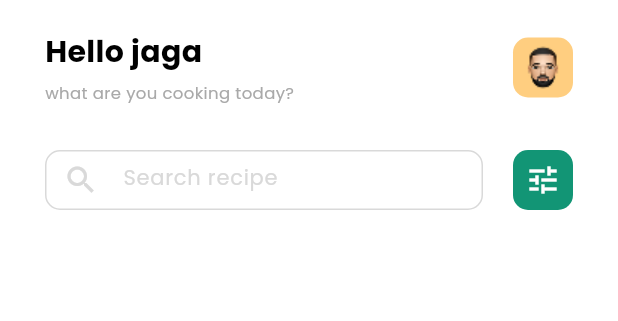
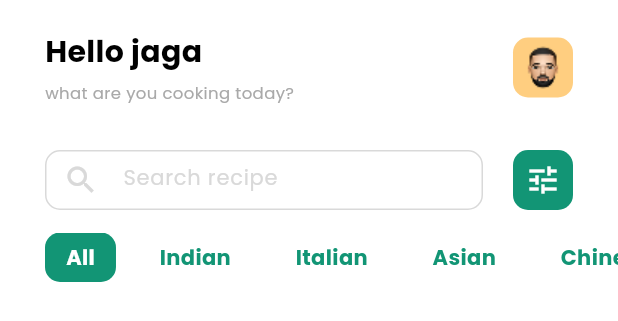
Before and after one commit to yooyeonhee/flutter_recipe, a Flutter app: the HomeScreen widget shown alone on an empty page, opened directly, on a phone screen of 412 x 824 dp. Shown: the top 321 px of the screen. Run offline on Flutter 3.47's test engine with Material 3 defaults, Android fonts, the phone set to English and light mode, and no system bars; our stand-ins replace get_it, go_router.

Commit message:
Feat: 메인 카테고리 탭 생성

```diff
--- a/lib/core/di/di_setup.dart
+++ b/lib/core/di/di_setup.dart
@@ -11,6 +11,7 @@ import 'package:recipe_flutter/domain/repository/recent_search_recipe_repository
 import 'package:recipe_flutter/domain/repository/recipe_repository.dart';
 import 'package:recipe_flutter/domain/use_case/get_saved_recipes_use_case.dart';
 import 'package:recipe_flutter/domain/use_case/search_recipes_use_case.dart';
+import 'package:recipe_flutter/presentation/home/home_view_model.dart';
 import 'package:recipe_flutter/presentation/saved_recipes/saved_recipes_view_model.dart';
 import 'package:recipe_flutter/presentation/search/search_view_model.dart';
 
@@ -58,4 +59,7 @@ void diSetup() {
       searchRecipesUseCase: getIt(),
     ),
   );
+  getIt.registerFactory<HomeViewModel>(
+    () => HomeViewModel(),
+  );
 }
--- /dev/null
+++ b/lib/core/presentation/components/recipe_category_selector.dart
@@ -0,0 +1,24 @@
+import 'package:flutter/material.dart';
+import 'package:recipe_flutter/core/presentation/components/tabs.dart';
+
+class RecipeCategorySelector extends StatelessWidget {
+  final List<String> categories;
+  final String selectedCategory;
+  final void Function(String category) onSelectedCategory;
+
+  const RecipeCategorySelector({
+    super.key,
+    required this.categories,
+    required this.onSelectedCategory,
+    required this.selectedCategory,
+  });
+
+  @override
+  Widget build(BuildContext context) {
+    return Tabs(
+      labels: categories,
+      selectedTab: 'All',
+      onChangeTab: (String tab) {},
+    );
+  }
+}
--- a/lib/core/presentation/components/tabs.dart
+++ b/lib/core/presentation/components/tabs.dart
@@ -4,38 +4,39 @@ import 'package:recipe_flutter/ui/text_styles.dart';
 
 class Tabs extends StatelessWidget {
   final List<String> labels;
-  final int selectedIndex;
+  final String selectedTab;
   final double gap;
-  final void Function(int index) onChangeTab;
+  final void Function(String tab) onChangeTab;
 
   const Tabs({
     super.key,
     required this.labels,
-    required this.selectedIndex,
+    required this.selectedTab,
     this.gap = 15.0,
     required this.onChangeTab,
   });
 
   @override
   Widget build(BuildContext context) {
-    return Row(
+    return SingleChildScrollView(
+      scrollDirection: Axis.horizontal,
+      child: Row(
         mainAxisAlignment: MainAxisAlignment.spaceAround,
         children: [
           for (int i = 0; i < labels.length; i++) ...[
-          Expanded(
-            child: GestureDetector(
+            GestureDetector(
               onTap: () {
-                onChangeTab(i);
+                onChangeTab(labels[i]);
               },
               child: _TabElement(
                 text: labels[i],
-                isSelected: i == selectedIndex,
-              ),
+                isSelected: labels[i] == selectedTab,
               ),
             ),
             if (i != labels.length - 1) SizedBox(width: gap), // 마지막에는 gap 없음
           ]
         ],
+      ),
     );
   }
 }
@@ -57,6 +58,8 @@ class _TabElement extends StatelessWidget {
         borderRadius: BorderRadius.circular(10),
         color: isSelected ? ColorStyles.primary100 : ColorStyles.white,
       ),
+      child: Padding(
+        padding: const EdgeInsets.symmetric(horizontal: 14),
         child: Row(
           mainAxisAlignment: MainAxisAlignment.center,
           children: [
@@ -68,6 +71,7 @@ class _TabElement extends StatelessWidget {
             ),
           ],
         ),
+      ),
     );
   }
 }
--- /dev/null
+++ b/lib/presentation/home/home_view_model.dart
@@ -0,0 +1,20 @@
+import 'package:flutter/material.dart';
+import 'package:recipe_flutter/presentation/home/home_state.dart';
+
+class HomeViewModel with ChangeNotifier {
+  HomeState _state = HomeState(categories: [
+    'All',
+    'Indian',
+    'Italian',
+    'Asian',
+    'Chinese',
+    'Chinese',
+    'Chinese'
+  ], selectedCategory: 'All');
+  HomeState get state => _state;
+
+  void onSelectCategory(String category) async {
+    _state = state.copyWith(selectedCategory: category);
+    notifyListeners();
+  }
+}
--- a/lib/presentation/home/screen/home_screen.dart
+++ b/lib/presentation/home/screen/home_screen.dart
@@ -1,4 +1,5 @@
 import 'package:flutter/material.dart';
+import 'package:recipe_flutter/core/presentation/components/recipe_category_selector.dart';
 import 'package:recipe_flutter/core/presentation/components/search_input_field.dart';
 import 'package:recipe_flutter/ui/text_styles.dart';
 import 'package:recipe_flutter/ui/color_styles.dart';
@@ -16,8 +17,10 @@ class HomeScreen extends StatelessWidget {
   @override
   Widget build(BuildContext context) {
     return SafeArea(
-      child: Padding(
-        padding: const EdgeInsets.symmetric(horizontal: 30.0),
+      child: Column(
+        children: [
+          Padding(
+            padding: const EdgeInsets.symmetric(horizontal: 30),
             child: Column(
               children: [
                 const SizedBox(
@@ -84,9 +87,30 @@ class HomeScreen extends StatelessWidget {
                       child: const Icon(Icons.tune, color: ColorStyles.white),
                     )
                   ],
-            )
+                ),
+                const SizedBox(
+                  height: 15,
+                ),
               ],
             ),
+          ),
+          Padding(
+            padding: const EdgeInsets.only(left: 30),
+            child: RecipeCategorySelector(
+              categories: const [
+                'All',
+                'Indian',
+                'Italian',
+                'Asian',
+                'Chinese',
+                'Chinese',
+                'Chinese'
+              ],
+              selectedCategory: 'All',
+              onSelectedCategory: (String category) {},
+            ),
+          ),
+        ],
       ),
     );
   }
```
Also changed, not shown: lib/main.dart (+0 -7 lines), lib/presentation/home/home_state.dart (added, +18 -0 lines). Lines whose indentation alone changed are shown as unchanged.
